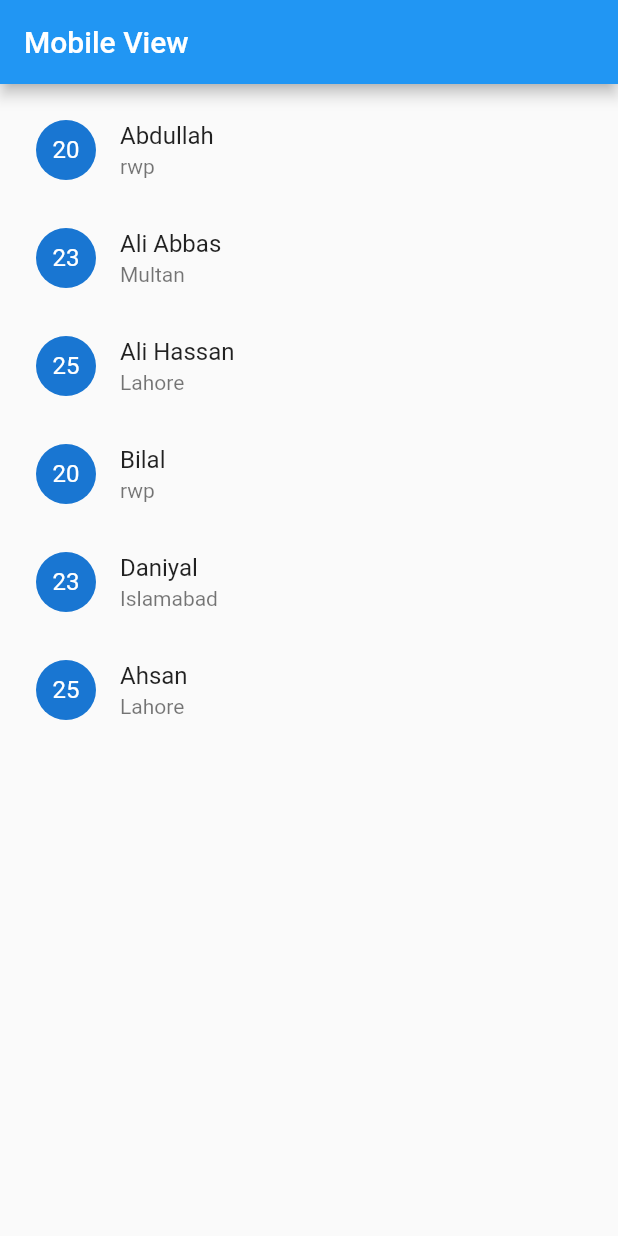
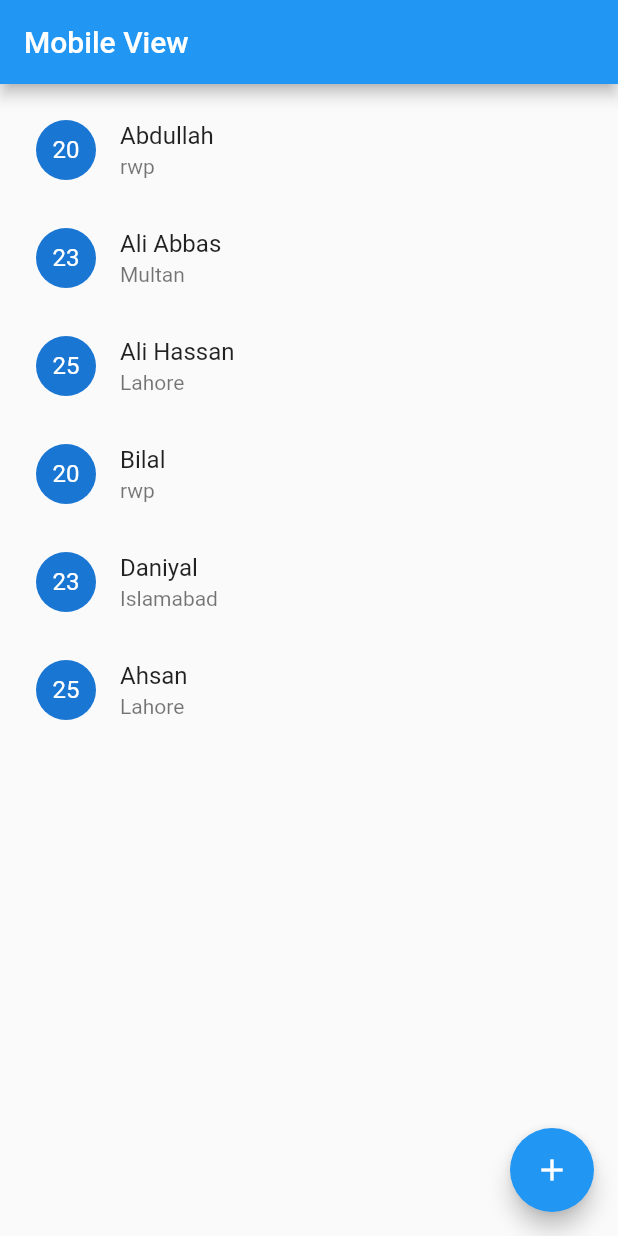
Before and after one commit to Abdullah6445/CHI-TASKS, a Flutter app: the screen it shows after launch, on a phone screen of 412 x 824 dp. Run offline on Flutter 3.47's test engine with Material 3 defaults, Android fonts, the phone set to English and light mode, and no system bars; drawn by our look-alikes of flutter_slidable; our stand-ins replace stacked.

Commit message:
add functionality done hardcoded

```diff
--- a/lib/chi_task/components/mobile_view.dart
+++ b/lib/chi_task/components/mobile_view.dart
@@ -13,6 +13,13 @@ class MobileViewWidget extends StatelessWidget {
   @override
   Widget build(BuildContext context) {
     return Scaffold(
+      floatingActionButton: FloatingActionButton(
+        onPressed: () {
+          vm.myDataList.add(DataModel(name: "ab", age: "21", city: "city"));
+          vm.notifyListeners();
+        },
+        child: const Icon(Icons.add),
+      ),
       appBar: AppBar(
         title: const Text("Mobile View"),
       ),
@@ -22,7 +29,8 @@ class MobileViewWidget extends StatelessWidget {
           itemCount: vm.myDataList.length,
           itemBuilder: (context, index) {
             return Slidable(
-              endActionPane: ActionPane(motion: DrawerMotion(), children: [
+              endActionPane:
+                  ActionPane(motion: const DrawerMotion(), children: [
                 SlidableAction(
                   onPressed: (context) {
                     debugPrint("edit");
```
